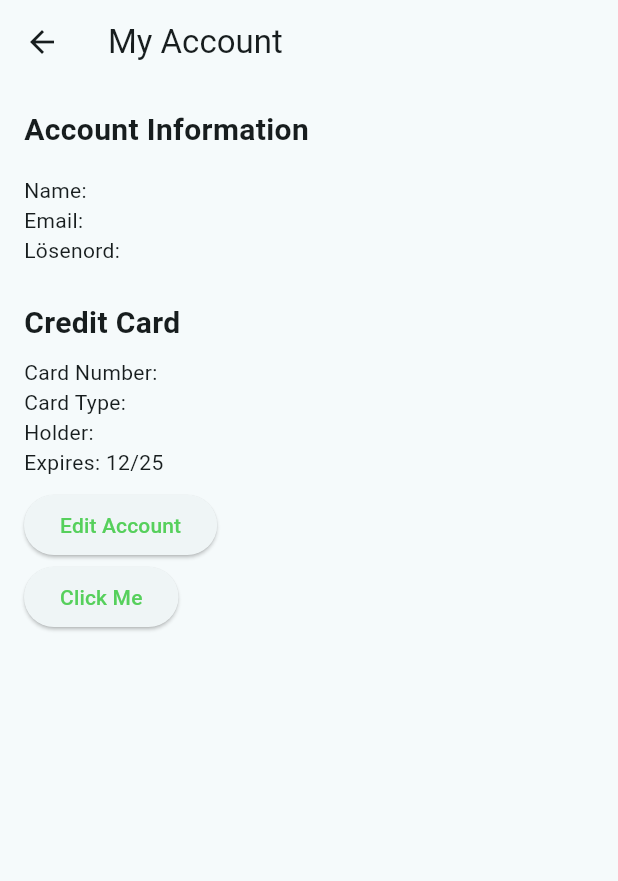
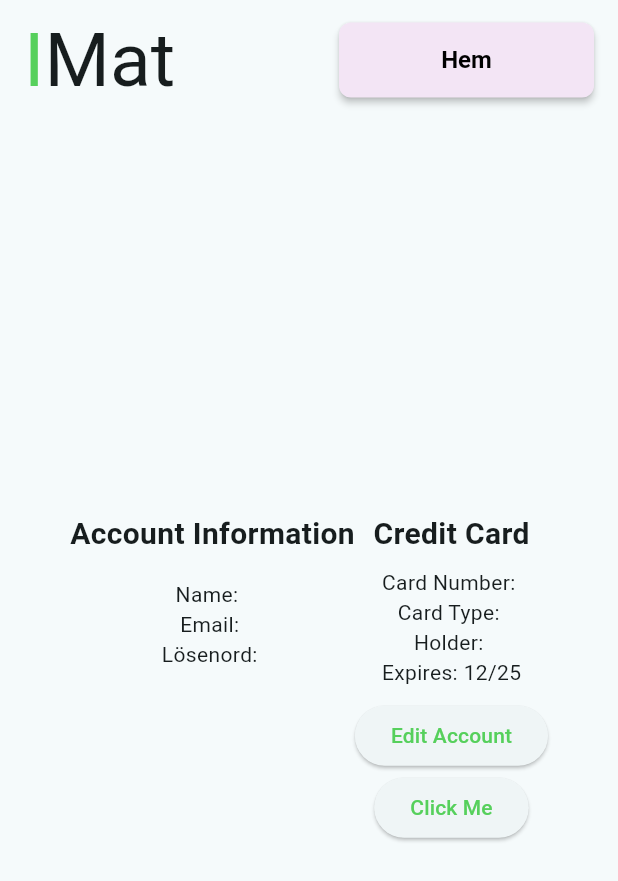
Before and after one commit to Anajrim01/iMat, a Flutter app: the MyAccount screen opened directly, on a phone screen of 412 x 824 dp. Shown: the top 881 px of the screen. Run offline on Flutter 3.47's test engine with Material 3 defaults, Android fonts, the phone set to English and light mode, and no system bars; our stand-ins replace shared_preferences; accounts and stored records are empty; network calls fail.

```diff
--- a/lib/pages/my_account.dart
+++ b/lib/pages/my_account.dart
@@ -1,4 +1,5 @@
 import 'package:flutter/material.dart';
+import 'package:imat_app/app_theme.dart';
 import 'package:imat_app/model/imat/credit_card.dart';
 import 'package:imat_app/model/imat/customer.dart';
 import 'package:imat_app/model/imat/user.dart';
@@ -127,13 +128,18 @@ class _MyAccountState extends State<MyAccount> {
     final user = iMatHandler.getUser();
 
     return Scaffold(
-      appBar: AppBar(title: const Text('My Account')),
-      body: Padding(
+      appBar: CustomMyAccountAppBar(),
+      body: Center(
+      child:
+      SingleChildScrollView(
         padding: const EdgeInsets.all(16.0),
         child: SingleChildScrollView(
-          child: Column(
+          child: Row(
+             mainAxisSize: MainAxisSize.min,
             crossAxisAlignment: CrossAxisAlignment.start,
             children: [
+              Column(
+              children: [
               const Text(
                 'Account Information',
                 style: TextStyle(fontSize: 20, fontWeight: FontWeight.bold),
@@ -145,6 +151,7 @@ class _MyAccountState extends State<MyAccount> {
                   controller: _firstNameController,
                   decoration: const InputDecoration(labelText: 'First Name'),
                 ),
+
                 TextField(
                   controller: _lastNameController,
                   decoration: const InputDecoration(labelText: 'Last Name'),
@@ -153,13 +160,16 @@ class _MyAccountState extends State<MyAccount> {
                   controller: _emailController,
                   decoration: const InputDecoration(labelText: 'Email'),
                 ),
+
               ] else ...[
                 Text('Name: ${customer.firstName} ${customer.lastName}'),
                 Text('Email: ${customer.email}'),
                 Text('Lösenord: ${user.password}'),
               ],
+            ]),
 
-              const SizedBox(height: 24),
+              Column(
+                children: [
               const Text(
                 'Credit Card',
                 style: TextStyle(fontSize: 20, fontWeight: FontWeight.bold),
@@ -232,11 +242,57 @@ class _MyAccountState extends State<MyAccount> {
                   },
                   child: Text('Click Me'),
                 ),
+
               ],
+                ]),
             ],
+
           ),
         ),
+      ),
       ),
     );
   }
 }
+
+
+
+
+
+// Custom AppBar
+class CustomMyAccountAppBar extends StatelessWidget implements PreferredSizeWidget {
+  const CustomMyAccountAppBar({super.key});
+
+  @override
+  Size get preferredSize => const Size.fromHeight(80);
+
+  @override
+  Widget build(BuildContext context) {
+    return AppBar(
+      toolbarHeight: 80,
+      automaticallyImplyLeading: false,
+      title: Row(
+        children: [
+          Text('I', style: TextStyle(color: AppTheme.colorScheme.primary, fontSize: 50)),
+          const Text('Mat', style: TextStyle(fontSize: 50)),
+          const Spacer(),
+          ElevatedButton(
+            onPressed: () => Navigator.pop(context),
+            style: ElevatedButton.styleFrom(
+              backgroundColor: const Color(0xFFF3E5F5),
+              foregroundColor: Colors.black,
+              elevation: 2,
+              textStyle: const TextStyle(fontWeight: FontWeight.bold, fontSize: 16),
+              fixedSize: const Size(170, 50),
+              shape: RoundedRectangleBorder(borderRadius: BorderRadius.circular(AppTheme.borderRadius)),
+            ),
+            child: const Padding(
+              padding: EdgeInsets.symmetric(horizontal: 20, vertical: 13),
+              child: Text('Hem'),
+            ),
+          ),
+        ],
+      ),
+    );
+  }
+}
```
